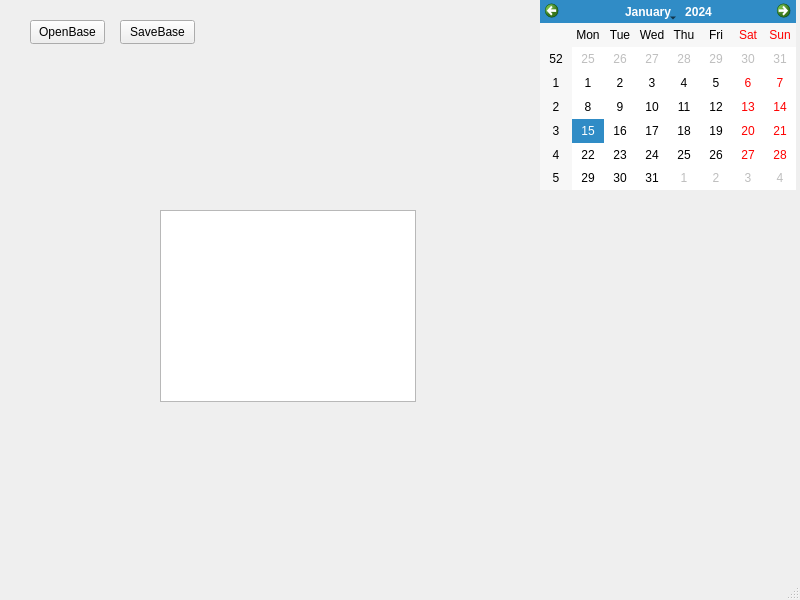
Old version of the form journal_app.ui in the repository Satkhar/journal_app.
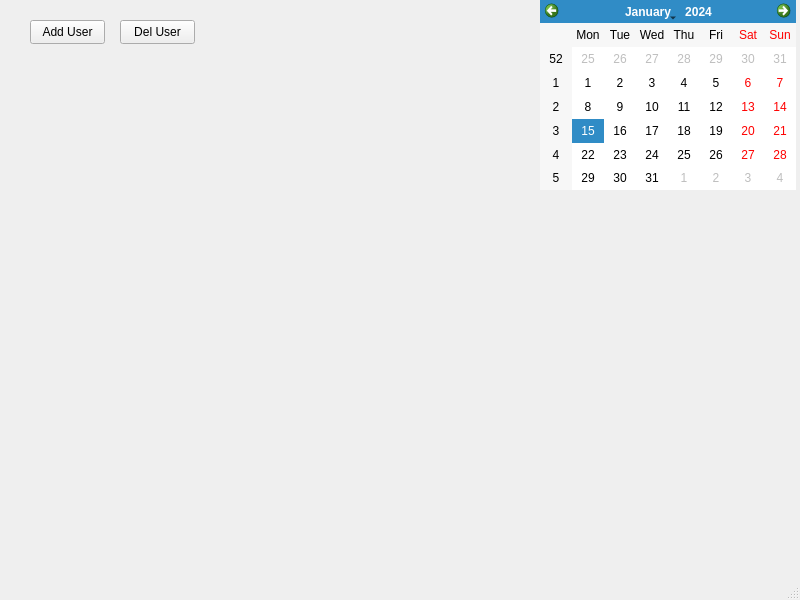
New version of the form.

Commit message: add table and sqlite

```diff
--- a/journal_app.ui
+++ b/journal_app.ui
@@ -34,7 +34,7 @@
      </rect>
     </property>
     <property name="text">
-     <string>OpenBase</string>
+     <string>Add User</string>
     </property>
    </widget>
    <widget class="QPushButton" name="pushButton_2">
@@ -47,17 +47,7 @@
      </rect>
     </property>
     <property name="text">
-     <string>SaveBase</string>
-    </property>
-   </widget>
-   <widget class="QTableView" name="tableView">
-    <property name="geometry">
-     <rect>
-      <x>160</x>
-      <y>210</y>
-      <width>256</width>
-      <height>192</height>
-     </rect>
+     <string>Del User</string>
     </property>
    </widget>
   </widget>
```
Left out of the diff: 4 changed lines with no effect on the pictures. The commit also changes 8 other files.
